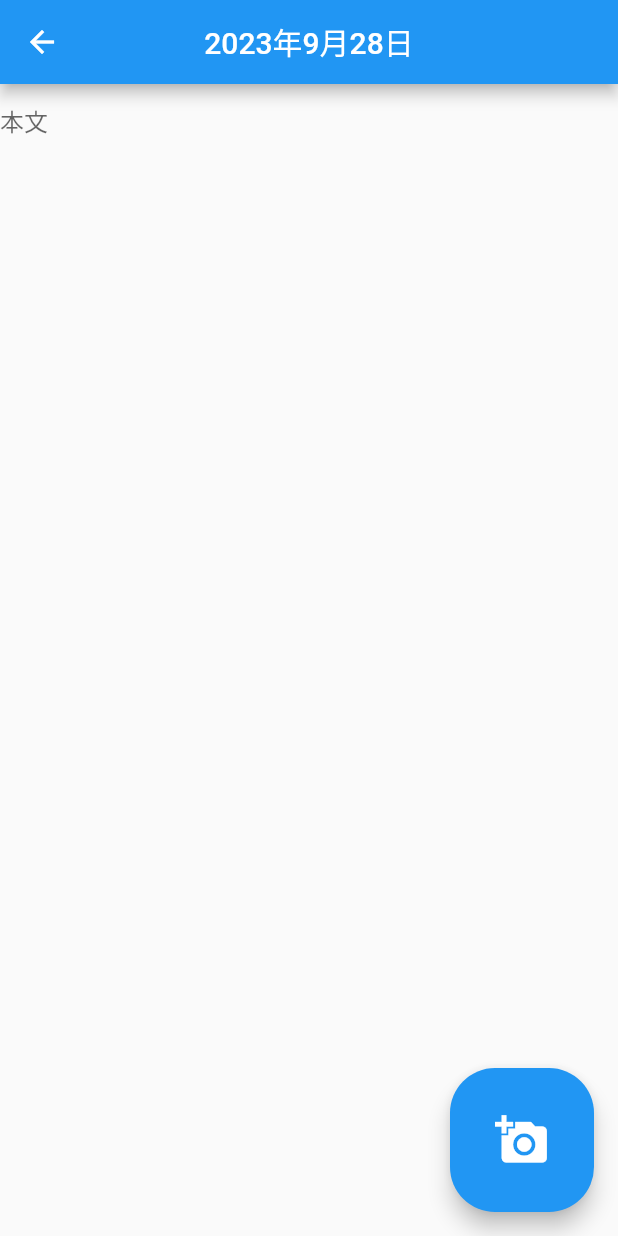
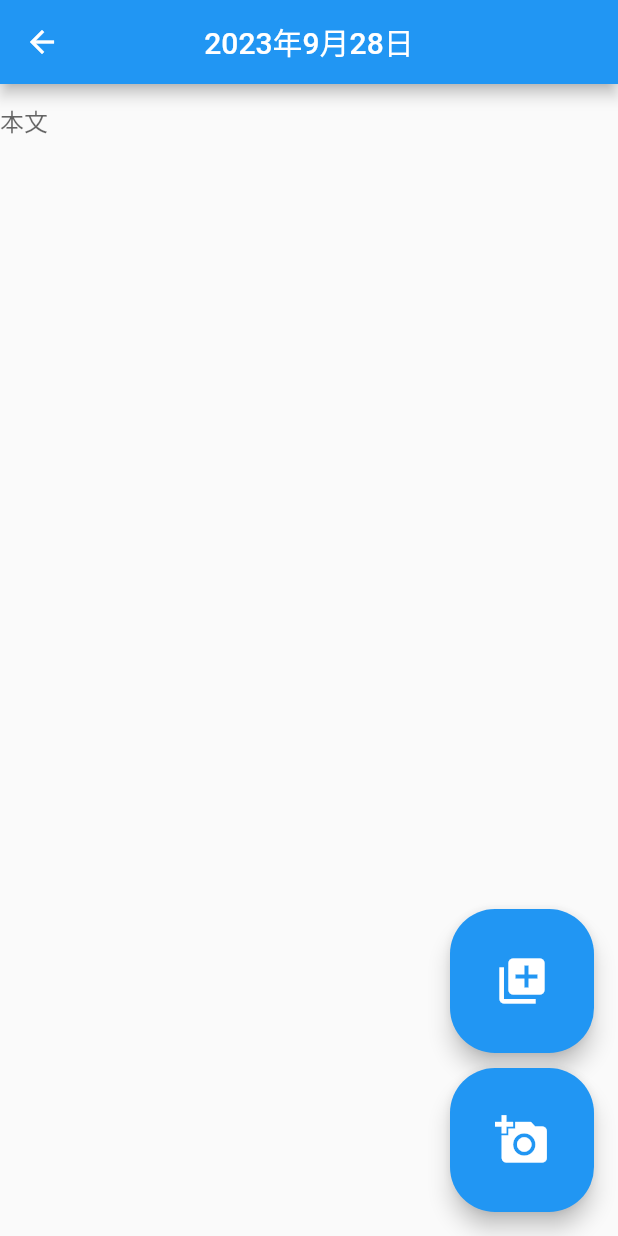
Before and after one commit to kodaiNakamura1209/diary_app, a Flutter app: the screen it shows after launch, item 2 of the bottom bar chosen, on a phone screen of 412 x 824 dp. Run offline on Flutter 3.47's test engine with Material 2 defaults, Android fonts, the phone set to English and light mode, and no system bars; our stand-ins replace image_picker, sqflite, sqflite_common, table_calendar; accounts and stored records are empty.

Commit message:
DBマネージャーとデータアクセスの処理を分離 データアクセスはテーブルごとに作成するようにした

```diff
--- a/lib/db/database_manager.dart
+++ b/lib/db/database_manager.dart
@@ -1,17 +1,10 @@
+import 'package:diary_app/db/diary_table_dao.dart';
 import 'package:sqflite/sqflite.dart';
 import 'package:path/path.dart' as p;   // パッケージをpに入れている
 
 class DatabaseManager{
 
-  static late Database _database; // データベースオブジェクト
-
-  static final table = 'DIARY_TABLE'; // テーブル名
-  static final columnDiaryDate = 'DIARY_DATE'; // 日付列
-  static final columnDiaryText = 'DIARY_TEXT'; // 本文列
-  static final columnImageId1 = 'IMAGE_ID_1'; // 画像ID1列
-  static final columnImageId2 = 'IMAGE_ID_2'; // 画像ID2列
-  static final columnImageId3 = 'IMAGE_ID_3'; // 画像ID3列
-  static final columnImageId4 = 'IMAGE_ID_4'; // 画像ID4列
+  static Database? _database; // データベースオブジェクト
 
   // DatabaseHelperクラスをシングルトンにするためのコンストラクタ
   DatabaseManager._privateConstructor();
@@ -22,11 +15,11 @@ class DatabaseManager{
 
     // DBを一度作成していれば、そのまま値を返す
     if (_database != null) {
-      return _database;
+      return _database!;
     }
     // DB未作成の場合(初期化がまだ)DBを作成する
     _database = await _initDatabase();
-    return _database;
+    return _database!;
   }
 
   // DB初期化メソッド
@@ -43,21 +36,12 @@ class DatabaseManager{
 
   // DBを作成するメソッド
   Future _onCreate(Database db, int version) async {
-    // DBのCREATE文
-    await db.execute(
-        "CREATE TABLE DIARY_TABLE("
-        "DIARY_DATE INTEGER PRIMARY KEY,"
-        "DIARY_TEXT TEXT　NOT NULL,"
-        "IMAGE_ID_1 TEXT,"
-        "IMAGE_ID_2 TEXT,"
-        "IMAGE_ID_3 TEXT,"
-        "IMAGE_ID_4 TEXT)",
-    );
+    // 各テーブルを作成
+    await DiaryTableDao.createTable(db);
   }
 
-  // レコードのinsertメソッド
-  Future<int> insert(Map<String, dynamic> row) async {
-    Database db = await instance.database; //DBにアクセスする
-    return await db.insert(table, row); //テーブルにマップ型のものを挿入。追加時のrowIDを返り値にする
+  // diaryTableDaoのインスタンスを返す
+  static DiaryTableDao getDiaryTableDao(){
+    return DiaryTableDao.instance;
   }
 }
--- /dev/null
+++ b/lib/db/diary_table_dao.dart
@@ -0,0 +1,37 @@
+
+import 'package:sqflite/sqflite.dart';
+
+class DiaryTableDao{
+
+  final table = 'DIARY_TABLE'; // テーブル名
+  final columnDiaryDate = 'DIARY_DATE'; // 日付列
+  final columnDiaryText = 'DIARY_TEXT'; // 本文列
+  final columnImageId1 = 'IMAGE_ID_1'; // 画像ID1列
+  final columnImageId2 = 'IMAGE_ID_2'; // 画像ID2列
+  final columnImageId3 = 'IMAGE_ID_3'; // 画像ID3列
+  final columnImageId4 = 'IMAGE_ID_4'; // 画像ID4列
+
+  // DiaryTableDaoクラスをシングルトンにするためのコンストラクタ
+  DiaryTableDao._privateConstructor();
+  static final DiaryTableDao instance = DiaryTableDao._privateConstructor();
+
+  // DBを作成するメソッド
+  static Future<void> createTable(Database db) async {
+    // DBのCREATE文
+    await db.execute(
+      "CREATE TABLE DIARY_TABLE("
+          "DIARY_DATE INTEGER PRIMARY KEY,"
+          "DIARY_TEXT TEXT　NOT NULL,"
+          "IMAGE_ID_1 TEXT,"
+          "IMAGE_ID_2 TEXT,"
+          "IMAGE_ID_3 TEXT,"
+          "IMAGE_ID_4 TEXT)",
+    );
+  }
+
+  // レコードのinsertメソッド
+  Future<int?> insert(Database db, Map<String, dynamic> row) async {
+    return await db.insert(table, row); //テーブルにマップ型のものを挿入。追加時のrowIDを返り値にする
+  }
+
+}
--- a/lib/diaryCreationView.dart
+++ b/lib/diaryCreationView.dart
@@ -1,9 +1,11 @@
 import 'dart:io';
 
+import 'package:diary_app/db/diary_table_dao.dart';
 import 'package:flutter/material.dart';
 import 'package:image_picker/image_picker.dart';
 import 'package:intl/intl.dart';
 import 'package:diary_app/db/database_manager.dart';
+import 'package:sqflite_common/sqlite_api.dart';
 
 class diaryCreationView extends StatelessWidget {
 
@@ -41,7 +43,21 @@ class diaryCreationView extends StatelessWidget {
           ),
         ),
       ),
-        floatingActionButton: FloatingActionButton.large(
+      floatingActionButton: Column(
+        mainAxisAlignment: MainAxisAlignment.end,
+        children: <Widget>[
+          FloatingActionButton.large(   // 画像追加ボタン
+            shape: RoundedRectangleBorder(
+              borderRadius: BorderRadius.circular(30), //角の丸み
+            ),
+            child: const Icon(Icons.my_library_add),
+            onPressed: () {_insert();
+            },
+          ),
+          SizedBox(
+            height: 10,
+          ),
+          FloatingActionButton.large(   // 画像追加ボタン
             shape: RoundedRectangleBorder(
               borderRadius: BorderRadius.circular(30), //角の丸み
             ),
@@ -51,8 +67,24 @@ class diaryCreationView extends StatelessWidget {
               _file = File(_image!.path);
             },
           ),
+        ],
+      ),
     );
   }
 
-
+  // insertが押されたときのメソッド
+  void _insert() async {
+    DiaryTableDao dao = DatabaseManager.getDiaryTableDao();
+    Database db = await dbManager.database;
+    Map<String, dynamic> row = {
+      dao.columnDiaryDate : 20230925,
+      dao.columnDiaryText : "日記",
+      dao.columnImageId1 : null,
+      dao.columnImageId2 : null,
+      dao.columnImageId3 : null,
+      dao.columnImageId4 : null,
+    };
+    final id = await dao.insert(db,row);
+    print('inserted row id: $id');
   }
+}
```
Lines whose indentation alone changed are shown as unchanged.
